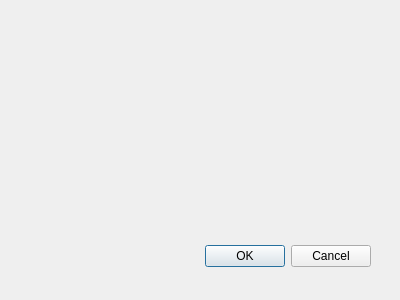
First picture: the form in Plugin/ui/SkipDatabaseElementEditor.ui, repository Antidote/SkywardSwordPlugin, before the edit.
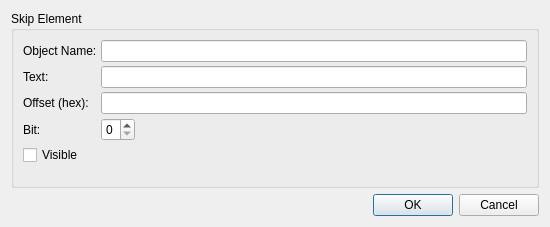
Second picture: the form after the edit.

What changed in the file:
```diff
--- a/Plugin/ui/SkipDatabaseElementEditor.ui
+++ b/Plugin/ui/SkipDatabaseElementEditor.ui
@@ -8,29 +8,138 @@
    <rect>
     <x>0</x>
     <y>0</y>
-    <width>400</width>
-    <height>300</height>
+    <width>550</width>
+    <height>227</height>
    </rect>
   </property>
   <property name="windowTitle">
    <string>Dialog</string>
   </property>
-  <widget class="QDialogButtonBox" name="buttonBox">
-   <property name="geometry">
-    <rect>
-     <x>30</x>
-     <y>240</y>
-     <width>341</width>
-     <height>32</height>
-    </rect>
-   </property>
-   <property name="orientation">
-    <enum>Qt::Horizontal</enum>
-   </property>
-   <property name="standardButtons">
-    <set>QDialogButtonBox::Cancel|QDialogButtonBox::Ok</set>
-   </property>
-  </widget>
+  <layout class="QGridLayout" name="gridLayout">
+   <item row="0" column="0">
+    <widget class="QGroupBox" name="groupBox">
+     <property name="sizePolicy">
+      <sizepolicy hsizetype="Preferred" vsizetype="Preferred">
+       <horstretch>0</horstretch>
+       <verstretch>1</verstretch>
+      </sizepolicy>
+     </property>
+     <property name="title">
+      <string>Skip Element</string>
+     </property>
+     <layout class="QGridLayout" name="gridLayout_2">
+      <property name="spacing">
+       <number>4</number>
+      </property>
+      <item row="0" column="1" colspan="2">
+       <widget class="QLineEdit" name="objectNameLineEdit"/>
+      </item>
+      <item row="3" column="0">
+       <widget class="QLabel" name="bitLbl">
+        <property name="text">
+         <string>Bit:</string>
+        </property>
+       </widget>
+      </item>
+      <item row="1" column="1" colspan="2">
+       <widget class="QLineEdit" name="textLineEdit"/>
+      </item>
+      <item row="0" column="0">
+       <widget class="QLabel" name="objectNameLbl">
+        <property name="sizePolicy">
+         <sizepolicy hsizetype="Fixed" vsizetype="Preferred">
+          <horstretch>0</horstretch>
+          <verstretch>0</verstretch>
+         </sizepolicy>
+        </property>
+        <property name="text">
+         <string>Object Name:</string>
+        </property>
+        <property name="buddy">
+         <cstring>objectNameLineEdit</cstring>
+        </property>
+       </widget>
+      </item>
+      <item row="1" column="0">
+       <widget class="QLabel" name="textLbl">
+        <property name="text">
+         <string>Text:</string>
+        </property>
+        <property name="buddy">
+         <cstring>textLineEdit</cstring>
+        </property>
+       </widget>
+      </item>
+      <item row="2" column="0">
+       <widget class="QLabel" name="offsetLbl">
+        <property name="text">
+         <string>Offset (hex):</string>
+        </property>
+        <property name="buddy">
+         <cstring>offsetLineEdit</cstring>
+        </property>
+       </widget>
+      </item>
+      <item row="4" column="0" colspan="3">
+       <widget class="QCheckBox" name="visibleChkBox">
+        <property name="text">
+         <string>Visible</string>
+        </property>
+       </widget>
+      </item>
+      <item row="5" column="0" colspan="3">
+       <spacer name="verticalSpacer">
+        <property name="orientation">
+         <enum>Qt::Vertical</enum>
+        </property>
+        <property name="sizeHint" stdset="0">
+         <size>
+          <width>20</width>
+          <height>40</height>
+         </size>
+        </property>
+       </spacer>
+      </item>
+      <item row="3" column="1" colspan="2">
+       <widget class="QSpinBox" name="bitSpinBox">
+        <property name="sizePolicy">
+         <sizepolicy hsizetype="Fixed" vsizetype="Fixed">
+          <horstretch>0</horstretch>
+          <verstretch>0</verstretch>
+         </sizepolicy>
+        </property>
+        <property name="maximum">
+         <number>7</number>
+        </property>
+       </widget>
+      </item>
+      <item row="2" column="1" colspan="2">
+       <widget class="QLineEdit" name="offsetLineEdit">
+        <property name="sizePolicy">
+         <sizepolicy hsizetype="Minimum" vsizetype="Fixed">
+          <horstretch>0</horstretch>
+          <verstretch>0</verstretch>
+         </sizepolicy>
+        </property>
+        <property name="maxLength">
+         <number>2</number>
+        </property>
+       </widget>
+      </item>
+     </layout>
+    </widget>
+   </item>
+   <item row="1" column="0">
+    <widget class="QDialogButtonBox" name="buttonBox">
+     <property name="orientation">
+      <enum>Qt::Horizontal</enum>
+     </property>
+     <property name="standardButtons">
+      <set>QDialogButtonBox::Cancel|QDialogButtonBox::Ok</set>
+     </property>
+    </widget>
+   </item>
+  </layout>
  </widget>
  <pixmapfunction/>
  <resources/>
```
Left out of the diff: 98 changed lines with no effect on the pictures.
